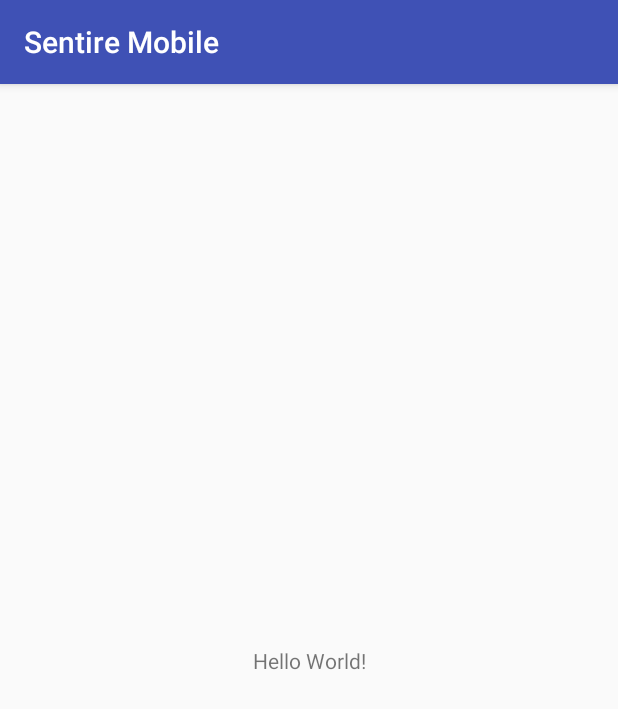
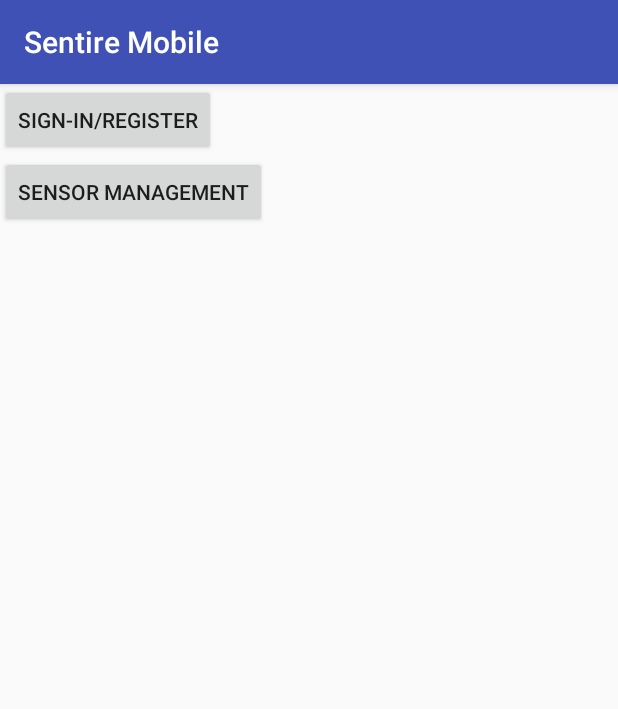
Before and after one commit to LightWellCode/sentire, an Android app: the screen it shows after launch (MainActivity), on a phone screen of 412 x 824 dp. Shown: the top 709 px of the screen. Run offline under Robolectric (Android 15) with nearby library versions, the phone set to English and light mode, and no system bars.

Commit message:
BLE support
Ardunio shifted to the 101 module with BLE support
Android connects to BLE and pulls a single characteristic in and
displays on screen

```diff
--- a/mobile/sentiremobile/app/build.gradle
+++ b/mobile/sentiremobile/app/build.gradle
@@ -20,10 +20,11 @@ android {
 }
 
 dependencies {
-    compile fileTree(dir: 'libs', include: ['*.jar'])
+    compile fileTree(include: ['*.jar'], dir: 'libs')
     androidTestCompile('com.android.support.test.espresso:espresso-core:2.2.2', {
         exclude group: 'com.android.support', module: 'support-annotations'
     })
+    compile 'com.github.satyan:sugar:1.5'
     compile 'com.android.support:appcompat-v7:25.3.0'
     compile 'com.android.support.constraint:constraint-layout:1.0.2'
     testCompile 'junit:junit:4.12'
--- a/mobile/sentiremobile/app/src/main/java/biz/lightwell/sentiremobile/MainActivity.java
+++ b/mobile/sentiremobile/app/src/main/java/biz/lightwell/sentiremobile/MainActivity.java
@@ -1,13 +1,58 @@
 package biz.lightwell.sentiremobile;
 
+import android.content.Intent;
 import android.support.v7.app.AppCompatActivity;
 import android.os.Bundle;
+import android.util.Log;
+import android.view.View;
+import android.widget.Button;
 
-public class MainActivity extends AppCompatActivity {
+import biz.lightwell.sentiremobile.aaa.GoogleAuthActivity;
+import biz.lightwell.sentiremobile.myUtil.C;
+import biz.lightwell.sentiremobile.sensorMgmt.SensorManagementActivity;
+
+
+public class MainActivity extends AppCompatActivity implements View.OnClickListener  {
+    private Button btnAuthOpen, btnSensorOpen;
+
+    // ------------------------------------------------ OVERRIDE
+    @Override
+    protected void onCreate(Bundle savedInstanceState) {
+        if (C.LOGGING) { Log.d(C.LOGTAG, "MainActivity - onCreate"); }
+        super.onCreate(savedInstanceState);
+        setContentView(R.layout.activity_main);
+
+        btnAuthOpen = (Button) findViewById(R.id.btn_authenticationMgmt);
+        btnSensorOpen = (Button) findViewById(R.id.btn_sensorMgmt);
+        btnAuthOpen.setOnClickListener(this);
+        btnSensorOpen.setOnClickListener(this);
+
+    }
 
     @Override
-    protected void onCreate(Bundle savedInstanceState) {
-        super.onCreate(savedInstanceState);
-        setContentView(R.layout.activity_main);
+    public void onClick(View v) {
+        int id = v.getId();
+        switch (id) {
+            case R.id.btn_authenticationMgmt:
+                openAuthenticationActivity();
+                break;
+            case R.id.btn_sensorMgmt:
+                openSensorsActivity();
+                break;
+        }
     }
+
+    // ------------------------------------------------ METHODS & BUTTON HANDLERS
+    public void openAuthenticationActivity() {
+        Intent intent = new Intent (this, GoogleAuthActivity.class);
+        startActivity(intent);
+    }
+
+    public void openSensorsActivity() {
+        Intent intent = new Intent (this, SensorManagementActivity.class);
+        startActivity(intent);
+    }
+
+    // ------------------------------------------------ PRIVATE CLASSES
+
 }
--- /dev/null
+++ b/mobile/sentiremobile/app/src/main/java/biz/lightwell/sentiremobile/myUtil/C.java
@@ -0,0 +1,63 @@
+package biz.lightwell.sentiremobile.myUtil;
+
+import java.util.UUID;
+
+/**
+ * Created by stew on 3/23/2017.
+ * Purpose: Store Constants
+ * Notes:
+ */
+
+public final class C {
+
+    // START logging -------------------------- logging
+        public static final String LOGTAG   = "SENTIRE";
+        public static final Boolean LOGGING = true;
+        public static final boolean RUNSERVICE = true;
+    // FINISH logging -------------------------- logging
+
+
+    // START BLE ------------------------------- BLE
+        public static final String DEVICE_NAME = "MQ2";
+        /* Humidity Service */
+        public static final UUID HUMIDITY_SERVICE = UUID.fromString("f000aa20-0451-4000-b000-000000000000");
+        public static final UUID HUMIDITY_DATA_CHAR = UUID.fromString("f000aa21-0451-4000-b000-000000000000");
+        public static final UUID HUMIDITY_CONFIG_CHAR = UUID.fromString("f000aa22-0451-4000-b000-000000000000");
+        /* Barometric Pressure Service */
+        public static final UUID PRESSURE_SERVICE = UUID.fromString("f000aa40-0451-4000-b000-000000000000");
+        public static final UUID PRESSURE_DATA_CHAR = UUID.fromString("f000aa41-0451-4000-b000-000000000000");
+        public static final UUID PRESSURE_CONFIG_CHAR = UUID.fromString("f000aa42-0451-4000-b000-000000000000");
+        public static final UUID PRESSURE_CAL_CHAR = UUID.fromString("f000aa43-0451-4000-b000-000000000000");
+        /* Client Configuration Descriptor */
+        public static final UUID CONFIG_DESCRIPTOR = UUID.fromString("00002902-0000-1000-8000-00805f9b34fb");
+        /* LED */
+        public static final UUID LED_SERVICE = UUID.fromString("19B10000-E8F2-537E-4F6C-D104768A1214");
+        public static final UUID LED_DATA_CHAR = UUID.fromString("19B10001-E8F2-537E-4F6C-D104768A1214");
+        /* Gas sensors */
+        public static final UUID MQ2_SERVICE = UUID.fromString("41ef6040-e249-4035-81ee-8999024d88ed");
+        public static final UUID MQ2_DATA_CHAR = UUID.fromString("41ef6041-e249-4035-81ee-8999024d88ed");
+        public static final UUID MQ2_CONFIG_CHAR = UUID.fromString("41ef6042-e249-4035-81ee-8999024d88ed");
+
+
+        /* Internal handler messages */
+        public static final int MSG_HUMIDITY = 101;
+        public static final int MSG_PRESSURE = 102;
+        public static final int MSG_PRESSURE_CAL = 103;
+        public static final int MSG_PROGRESS = 201;
+        public static final int MSG_DISMISS = 202;
+        public static final int MSG_CLEAR = 301;
+        public static final int MSG_LED = 999;
+        public static final int MSG_MQ2 = 998;
+
+        public static final int MSG_STARTSCAN = 1;
+        public static final int MSG_STOPSCAN = 2;
+        public static final int MSG_CONNECTDEVICE = 3;
+
+    // FINISH BLE ------------------------------- BLE
+
+
+
+
+    public C() {}
+
+}
--- a/mobile/sentiremobile/app/src/main/res/layout/activity_main.xml
+++ b/mobile/sentiremobile/app/src/main/res/layout/activity_main.xml
@@ -1,19 +1,25 @@
 <?xml version="1.0" encoding="utf-8"?>
-<android.support.constraint.ConstraintLayout
+<LinearLayout
     xmlns:android="http://schemas.android.com/apk/res/android"
     xmlns:app="http://schemas.android.com/apk/res-auto"
     xmlns:tools="http://schemas.android.com/tools"
     android:layout_width="match_parent"
     android:layout_height="match_parent"
+    android:orientation="vertical"
     tools:context="biz.lightwell.sentiremobile.MainActivity">
 
-    <TextView
+    <Button
         android:layout_width="wrap_content"
         android:layout_height="wrap_content"
-        android:text="Hello World!"
-        app:layout_constraintBottom_toBottomOf="parent"
-        app:layout_constraintLeft_toLeftOf="parent"
-        app:layout_constraintRight_toRightOf="parent"
-        app:layout_constraintTop_toTopOf="parent"/>
+        android:text="Sign-In/Register"
+        android:id="@+id/btn_authenticationMgmt"
+        />
 
-</android.support.constraint.ConstraintLayout>
+    <Button
+        android:layout_width="wrap_content"
+        android:layout_height="wrap_content"
+        android:text="Sensor Management"
+        android:id="@+id/btn_sensorMgmt"
+        />
+
+</LinearLayout>
```
Also changed, not shown: mobile/sentiremobile/app/src/main/AndroidManifest.xml (+22 -0 lines), mobile/sentiremobile/app/src/main/java/biz/lightwell/sentiremobile/aaa/GoogleAuthActivity.java (added, +15 -0 lines), mobile/sentiremobile/app/src/main/java/biz/lightwell/sentiremobile/aaa/myInfoDataObj.java (added, +51 -0 lines), mobile/sentiremobile/app/src/main/java/biz/lightwell/sentiremobile/sensorMgmt/SensorManagementActivity.java (added, +372 -0 lines), mobile/sentiremobile/app/src/main/java/biz/lightwell/sentiremobile/sensorMgmt/sensorDataObj.java (added, +10 -0 lines), mobile/sentiremobile/app/src/main/res/layout/activity_google_auth.xml (added, +10 -0 lines), mobile/sentiremobile/app/src/main/res/layout/activity_sensor_management.xml (added, +36 -0 lines), mobile/sentiremobile/app/src/main/res/menu/sensor_menu.xml (added, +8 -0 lines), 1 other file.
